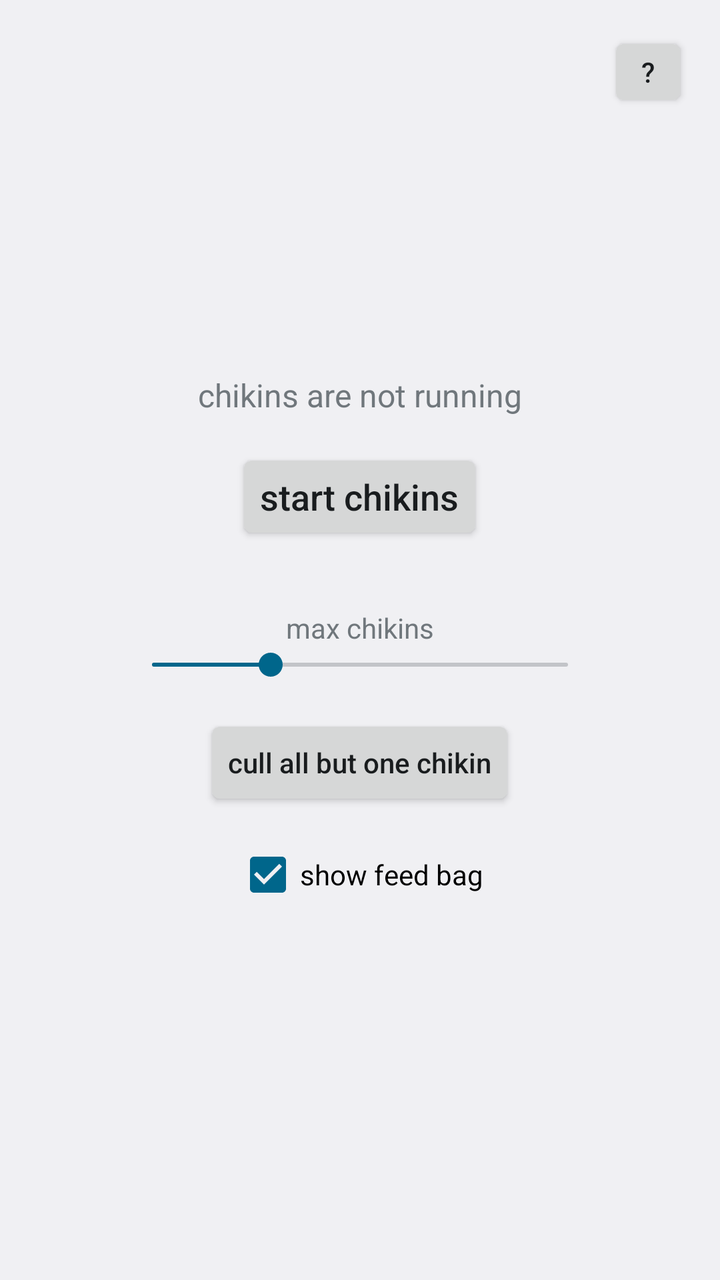
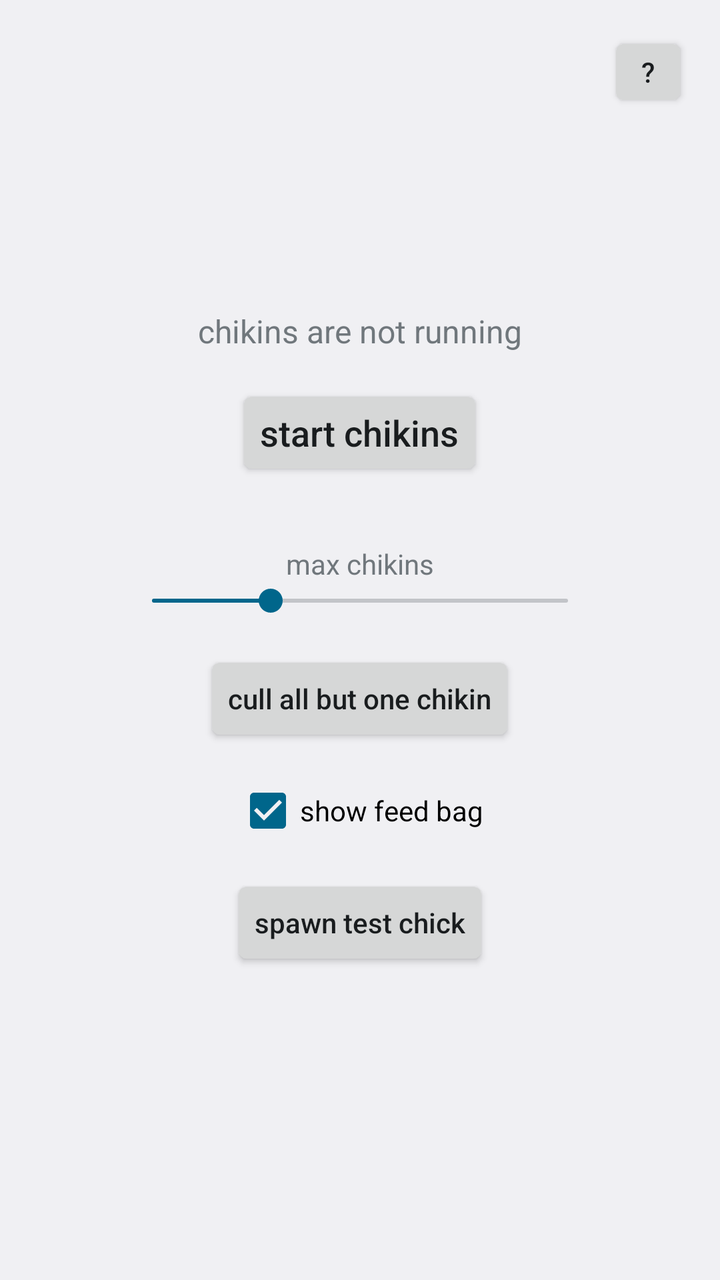

An Android layout rendered at two revisions. The XML below is the earlier revision; the diff shows what the commit changed to produce the second picture.
<!-- AndroidManifest.xml: application theme android:Theme.DeviceDefault.Light -->
<!-- res/layout/activity_main.xml -->
<?xml version="1.0" encoding="utf-8"?>
<RelativeLayout xmlns:android="http://schemas.android.com/apk/res/android"
    android:layout_width="match_parent"
    android:layout_height="match_parent"
    android:padding="16dp">

    <Button
        android:id="@+id/helpButton"
        android:layout_width="40dp"
        android:layout_height="40dp"
        android:layout_alignParentTop="true"
        android:layout_alignParentEnd="true"
        android:textAllCaps="false"
        android:text="@string/help_button" />

    <LinearLayout
        android:layout_width="wrap_content"
        android:layout_height="wrap_content"
        android:layout_centerInParent="true"
        android:orientation="vertical"
        android:gravity="center">

        <TextView
            android:id="@+id/statusText"
            android:layout_width="wrap_content"
            android:layout_height="wrap_content"
            android:textSize="16sp"
            android:text="@string/status_stopped" />

        <Button
            android:id="@+id/toggleButton"
            android:layout_width="wrap_content"
            android:layout_height="wrap_content"
            android:layout_marginTop="16dp"
            android:textAllCaps="false"
            android:textSize="18sp"
            android:text="@string/start_chickens" />

        <TextView
            android:id="@+id/maxChikinLabel"
            android:layout_width="wrap_content"
            android:layout_height="wrap_content"
            android:layout_marginTop="32dp"
            android:textSize="14sp"
            android:text="@string/max_chikins_label" />

        <SeekBar
            android:id="@+id/maxChikinSeekBar"
            android:layout_width="240dp"
            android:layout_height="wrap_content"
            android:max="49"
            android:progress="14" />

        <Button
            android:id="@+id/killAllButOneButton"
            android:layout_width="wrap_content"
            android:layout_height="wrap_content"
            android:layout_marginTop="16dp"
            android:textAllCaps="false"
            android:text="@string/kill_all_but_one" />

        <CheckBox
            android:id="@+id/showFeedBagCheckBox"
            android:layout_width="wrap_content"
            android:layout_height="wrap_content"
            android:layout_marginTop="16dp"
            android:checked="true"
            android:text="@string/show_feed_bag" />

    </LinearLayout>

</RelativeLayout>
<!-- resources referenced by this layout -->
<resources>
  <string name="help_button">?</string>
  <string name="kill_all_but_one">cull all but one chikin</string>
  <string name="max_chikins_label">max chikins</string>
  <string name="show_feed_bag">show feed bag</string>
  <string name="start_chickens">start chikins</string>
  <string name="status_stopped">chikins are not running</string>
</resources>

<!-- the commit's change to res/layout/activity_main.xml (unified diff, before → after) -->
@@ -67,6 +67,14 @@
             android:checked="true"
             android:text="@string/show_feed_bag" />
 
+        <Button
+            android:id="@+id/spawnTestChickButton"
+            android:layout_width="wrap_content"
+            android:layout_height="wrap_content"
+            android:layout_marginTop="16dp"
+            android:textAllCaps="false"
+            android:text="@string/spawn_test_chick" />
+
     </LinearLayout>
 
 </RelativeLayout>
<!-- resource entries referenced after the edit -->
@@ -4,6 +4,7 @@
   <string name="kill_all_but_one">cull all but one chikin</string>
   <string name="max_chikins_label">max chikins</string>
   <string name="show_feed_bag">show feed bag</string>
+  <string name="spawn_test_chick">spawn test chick</string>
   <string name="start_chickens">start chikins</string>
   <string name="status_stopped">chikins are not running</string>
 </resources>
